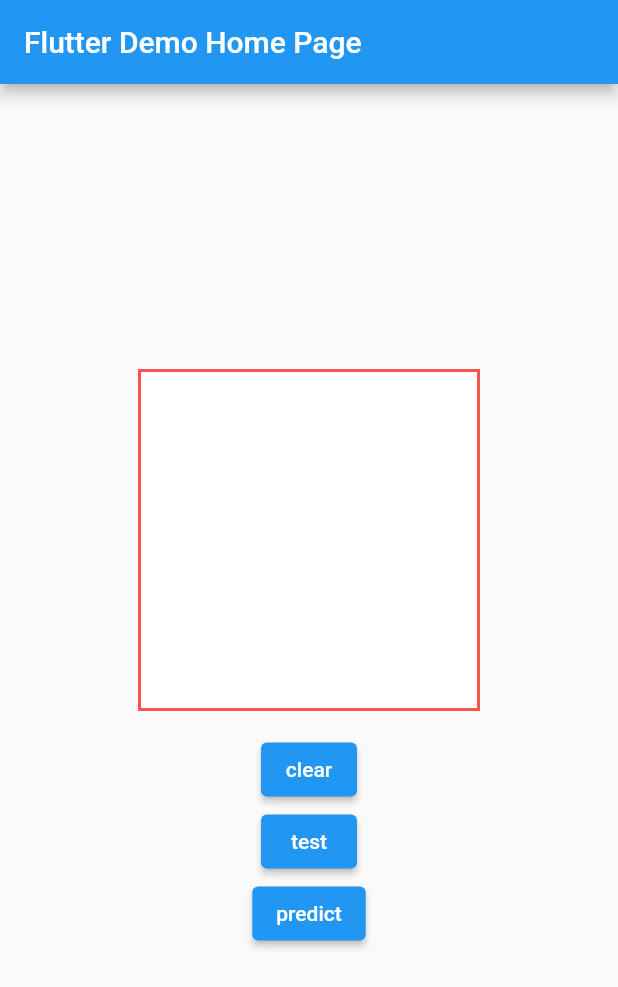
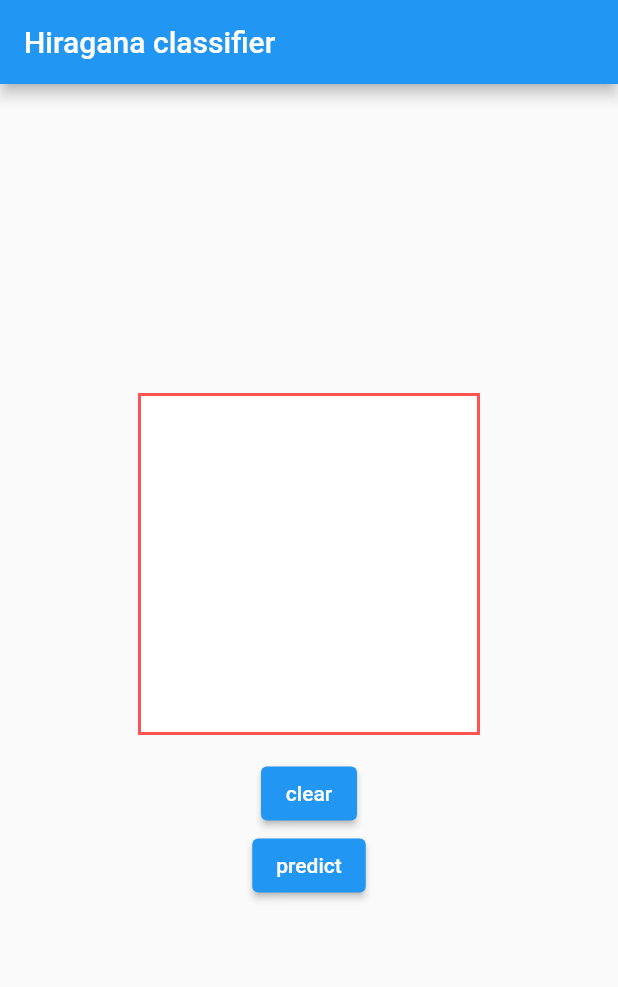
Before and after one commit to codeSomethingDaily/hiragana_recognition, a Flutter app: the screen it shows after launch, after a tap on "predict", on a phone screen of 412 x 824 dp. Shown: the top 987 px of the screen. Run offline on Flutter 3.47's test engine with Material 2 defaults, Android fonts, the phone set to English and light mode, and no system bars; missing offline and left inert: flutter_pytorch_hiragana.

Commit message:
removed google ml kit

```diff
--- a/lib/main.dart
+++ b/lib/main.dart
@@ -1,5 +1,8 @@
+// import 'dart:io';
+
 import 'package:flutter/material.dart';
 import 'package:flutter_pytorch_hiragana/flutter_pytorch_hiragana.dart';
+// import 'package:google_mlkit_text_recognition/google_mlkit_text_recognition.dart';
 import 'package:hiragana_recognition/paint.dart';
 
 import 'dart:ui' as ui;
@@ -17,6 +20,7 @@ Future<img.Image> convertFlutterUiToImage(ui.Image uiImage) async {
 }
 
 void main() {
+  WidgetsFlutterBinding.ensureInitialized();
   runApp(const MyApp());
 }
 
@@ -40,7 +44,7 @@ class MyApp extends StatelessWidget {
         // is not restarted.
         primarySwatch: Colors.blue,
       ),
-      home: const MyHomePage(title: 'Flutter Demo Home Page'),
+      home: const MyHomePage(title: 'Hiragana classifier'),
     );
   }
 }
@@ -67,6 +71,8 @@ class _MyHomePageState extends State<MyHomePage> {
   ui.Image? im;
   final hiragana = FlutterPytorchHiragana();
   String predicted = "";
+  String googlePredicted = "";
+  // final textRecognizer = TextRecognizer(script: TextRecognitionScript.japanese);
 
   @override
   void initState() {
@@ -82,16 +88,26 @@ class _MyHomePageState extends State<MyHomePage> {
       // final directory = await getApplicationDocumentsDirectory();
       final directory = await getExternalStorageDirectory();
       final bmpPath = p.join(directory!.path, "image.bmp");
-      debugPrint(bmpPath);
+      // debugPrint(bmpPath);
       // img.encodePngFile(pngPath, imgim);
       img.encodeBmpFile(bmpPath, imgim);
 
-      final test = await hiragana.predictProbability(imgim);
-      debugPrint(test.toString());
+      // final test = await hiragana.predictProbability(imgim);
+      // debugPrint(test.toString());
       final res = await hiragana.predictHiragana(imgim);
       if (mounted) {
         setState(() {
           predicted = res;
+        });
+      }
+      // final f = File(bmpPath);
+      // final inputImage = InputImage.fromFile(f);
+      // final recognizedText = await textRecognizer.processImage(inputImage);
+
+      // final String text = recognizedText.text;
+      if (mounted) {
+        setState(() {
+          // googlePredicted = text;
         });
       }
     }
@@ -129,11 +145,8 @@ class _MyHomePageState extends State<MyHomePage> {
             ElevatedButton(
                 onPressed: onPredictButtonPressed,
                 child: const Text("predict")),
-            if (im != null)
-              RawImage(
-                image: im,
-              ),
             Text(predicted),
+            Text(googlePredicted),
           ],
         ),
       ),
--- a/lib/paint.dart
+++ b/lib/paint.dart
@@ -44,8 +44,9 @@ class _MyPaintState extends State<MyPaint> {
       }
     }
 
-    void onPanEnd(DragEndDetails details) {
+    void onPanEnd(DragEndDetails details) async {
       debugPrint('User ended drawing');
+      widget.setParentImg(await rendered);
     }
 
     return Column(
@@ -71,11 +72,11 @@ class _MyPaintState extends State<MyPaint> {
               lines.clear();
             },
             child: const Text('clear')),
-        ElevatedButton(
-            onPressed: () async {
-              widget.setParentImg(await rendered);
-            },
-            child: const Text("test")),
+        //   ElevatedButton(
+        //       onPressed: () async {
+        //         widget.setParentImg(await rendered);
+        //       },
+        //       child: const Text("test")),
       ],
     );
   }
@@ -103,6 +104,7 @@ class MyCustomPainter extends CustomPainter {
 
   @override
   bool shouldRepaint(MyCustomPainter oldDelegate) {
-    return !eq(lines, oldDelegate.lines);
+    // return !eq(lines, oldDelegate.lines);
+    return true;
   }
 }
```
Also changed, not shown: pubspec.lock, 3 other files.
